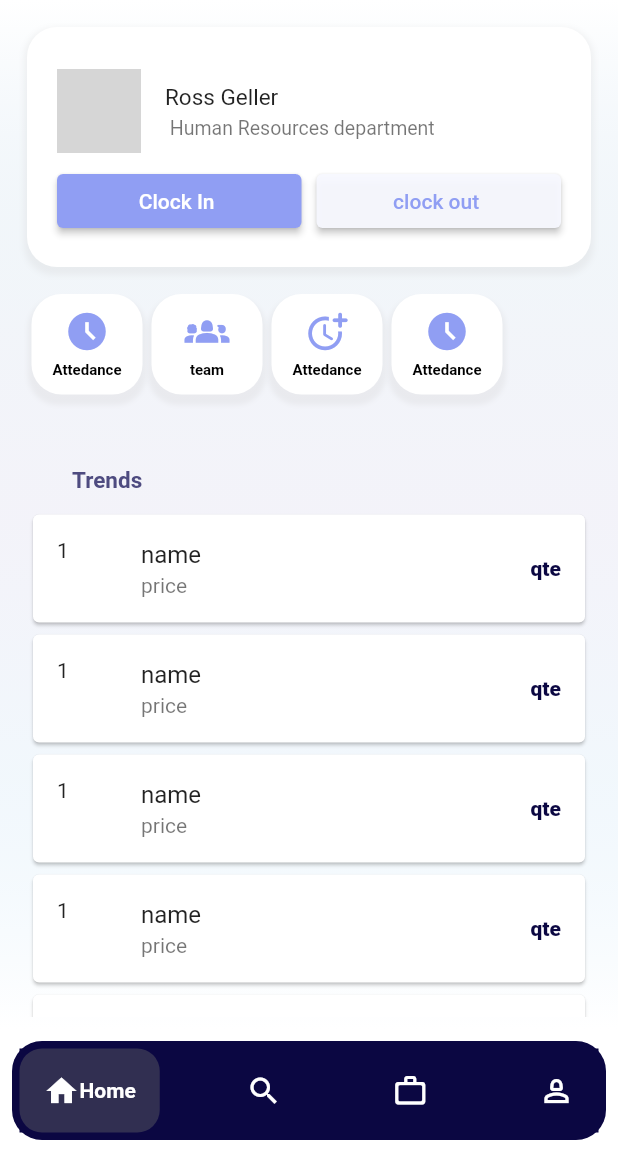
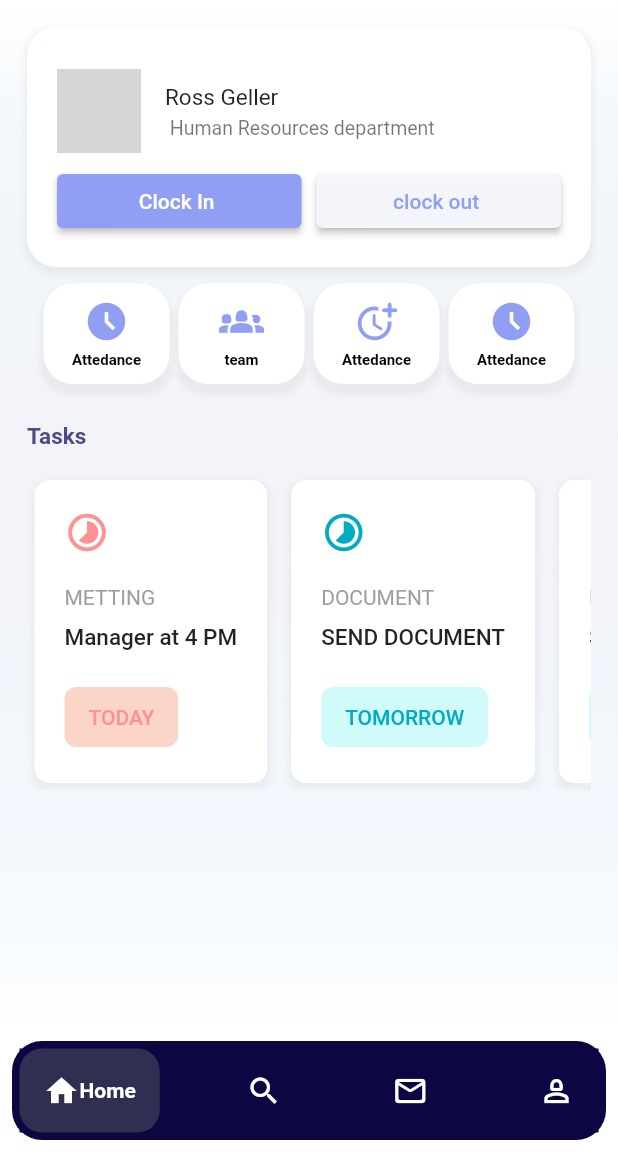
Before and after one commit to samarlarbi/Work_Corner, a Flutter app: the screen it shows after launch, on a phone screen of 412 x 824 dp, the part 84-1236 px from its top. Run offline on Flutter 3.47's test engine with Material 2 defaults, Android fonts, the phone set to English and light mode, and no system bars; drawn by our look-alikes of google_nav_bar; our stand-ins replace firebase_core; accounts and stored records are empty; grey boxes are pictures that could not be loaded.

```diff
--- a/lib/SmallButton.dart
+++ b/lib/SmallButton.dart
@@ -9,7 +9,8 @@ class SmallButton extends StatelessWidget {
 
   @override
   Widget build(BuildContext context) {
-    return Container(
+    return Expanded(
+      child: Container(
         margin: EdgeInsets.all(3),
         padding: EdgeInsets.all(5),
         decoration: BoxDecoration(
@@ -48,6 +49,7 @@ class SmallButton extends StatelessWidget {
                     fontWeight: FontWeight.w700),
               ),
             ])),
+      ),
     );
   }
 }
--- a/lib/main.dart
+++ b/lib/main.dart
@@ -1,10 +1,15 @@
+import 'package:firebase_core/firebase_core.dart';
 import 'package:flutter/material.dart';
+import 'package:flutter/rendering.dart';
 import 'package:google_nav_bar/google_nav_bar.dart';
 import 'package:work_corner/SmallButton.dart';
+import 'package:work_corner/taskwidget.dart';
 
 import 'ColorPalet.dart';
 
-void main() {
+void main() async {
+  WidgetsFlutterBinding.ensureInitialized();
+  await Firebase.initializeApp();
   runApp(const MyApp());
 }
 
@@ -89,7 +94,8 @@ class _MyHomePageState extends State<MyHomePage> {
           ),
           padding: const EdgeInsets.all(8.0),
           child: ListView(padding: EdgeInsets.all(10), children: [
-            Container(
+            Center(
+              child: Container(
                   //first container Ross
                   decoration: BoxDecoration(
                     boxShadow: [
@@ -131,8 +137,6 @@ class _MyHomePageState extends State<MyHomePage> {
                         ),
                       ),
                       Row(
-
-
                         mainAxisAlignment: MainAxisAlignment.center,
                         children: [
                           Expanded(
@@ -160,11 +164,11 @@ class _MyHomePageState extends State<MyHomePage> {
                       ),
                     ],
                   )),
-            Container(
-              margin: EdgeInsets.symmetric(vertical: 15, horizontal: 0),
-              child: SingleChildScrollView(
-                scrollDirection: Axis.horizontal,
-                child: Row(children: [
+            ),
+            Padding(
+              padding: const EdgeInsets.all(8.0),
+              child: Row(
+                children: [
                   SmallButton(
                       icon: Icons.access_time_filled, title: "Attedance"),
                   SmallButton(icon: Icons.groups_2, title: "team"),
@@ -172,108 +176,48 @@ class _MyHomePageState extends State<MyHomePage> {
                       icon: Icons.more_time_rounded, title: "Attedance"),
                   SmallButton(
                       icon: Icons.access_time_filled, title: "Attedance"),
-                ]),
+                ],
               ),
             ),
             Container(
-              padding: EdgeInsets.only(left: 30, top: 30),
-              child: Text("Trends",
+              padding: EdgeInsets.only(top: 15, bottom: 15),
+              child: Text("Tasks",
                   style: TextStyle(
                     color: ColorPalet().color2,
                     fontWeight: FontWeight.w700,
                     fontSize: 15.0,
                   )),
             ),
-            Container(
-
-              margin: EdgeInsets.only(top: 10),
-              decoration: BoxDecoration(
-                  borderRadius: BorderRadius.all(Radius.circular(10))),
-              height: 500,
-              child: ListView(
-                shrinkWrap: false,
+            SingleChildScrollView(
+              padding: EdgeInsets.symmetric(vertical: 5, horizontal: 5),
+              scrollDirection: Axis.horizontal,
+              child: Row(
                 children: [
-                Card(
-                    child: ListTile(
-                  leading: Text("1"),
-                  title: Text("name"),
-                  subtitle: Text("price"),
-                  trailing: Text("qte",
-                      style: TextStyle(
-                          color: ColorPalet().color1,
-                          fontWeight: FontWeight.w800)),
-                )),
-                Card(
-                    child: ListTile(
-                  leading: Text("1"),
-                  title: Text("name"),
-                  subtitle: Text("price"),
-                  trailing: Text("qte",
-                      style: TextStyle(
-                          color: ColorPalet().color1,
-                          fontWeight: FontWeight.w800)),
-                )),
-                Card(
-                    child: ListTile(
-                  leading: Text("1"),
-                  title: Text("name"),
-                  subtitle: Text("price"),
-                  trailing: Text("qte",
-                      style: TextStyle(
-                          color: ColorPalet().color1,
-                          fontWeight: FontWeight.w800)),
-                )),
-                Card(
-                    child: ListTile(
-                  leading: Text("1"),
-                  title: Text("name"),
-                  subtitle: Text("price"),
-                  trailing: Text("qte",
-                      style: TextStyle(
-                          color: ColorPalet().color1,
-                          fontWeight: FontWeight.w800)),
-                )),
-                Card(
-                    child: ListTile(
-                  leading: Text("1"),
-                  title: Text("name"),
-                  subtitle: Text("price"),
-                  trailing: Text("qte",
-                      style: TextStyle(
-                          color: ColorPalet().color1,
-                          fontWeight: FontWeight.w800)),
-                )),
-                Card(
-                    child: ListTile(
-                  leading: Text("1"),
-                  title: Text("name"),
-                  subtitle: Text("price"),
-                  trailing: Text("qte",
-                      style: TextStyle(
-                          color: ColorPalet().color1,
-                          fontWeight: FontWeight.w800)),
-                )),
-                Card(
-                    child: ListTile(
-                  leading: Text("1"),
-                  title: Text("name"),
-                  subtitle: Text("price"),
-                  trailing: Text("qte",
-                      style: TextStyle(
-                          color: ColorPalet().color1,
-                          fontWeight: FontWeight.w800)),
-                )),
-                Card(
-                    child: ListTile(
-                  leading: Text("1"),
-                  title: Text("name"),
-                  subtitle: Text("price"),
-                  trailing: Text("qte",
-                      style: TextStyle(
-                          color: ColorPalet().color1,
-                          fontWeight: FontWeight.w800)),
-                ))
-              ]),
+                  Task(
+                      iconColor: ColorPalet().color5,
+                      taskType: "METTING ",
+                      icon: Icons.timelapse_rounded,
+                      title: "Manager at 4 PM",
+                      buttontitle: "TODAY",
+                      buttonColor: const Color.fromARGB(255, 252, 213, 201)),
+                  Padding(padding: EdgeInsets.all(8)),
+                  Task(
+                      iconColor: ColorPalet().color6,
+                      taskType: "DOCUMENT ",
+                      icon: Icons.timelapse_rounded,
+                      title: "SEND DOCUMENT",
+                      buttontitle: "TOMORROW",
+                      buttonColor: const Color.fromARGB(255, 209, 250, 250)),
+                  Padding(padding: EdgeInsets.all(8)),
+                  Task(
+                      iconColor: ColorPalet().color6,
+                      taskType: "DOCUMENT ",
+                      icon: Icons.timelapse_rounded,
+                      title: "SEND DOCUMENT",
+                      buttontitle: "TOMORROW",
+                      buttonColor: const Color.fromARGB(255, 209, 250, 250))
+                ],
+              ),
             )
           ])),
       bottomNavigationBar: Container(
@@ -302,8 +246,8 @@ class _MyHomePageState extends State<MyHomePage> {
                     text: "Search",
                   ),
                   GButton(
-                    icon: Icons.work_outline_rounded,
-                    text: "DB",
+                    icon: Icons.mail_outline_rounded,
+                    text: "MESSAGES",
                   ),
                   GButton(
                     icon: Icons.person_2_outlined,
--- /dev/null
+++ b/lib/taskwidget.dart
@@ -0,0 +1,76 @@
+import 'package:flutter/material.dart';
+
+import 'ColorPalet.dart';
+
+class Task extends StatelessWidget {
+  final Color iconColor;
+  final Color buttonColor;
+  final String taskType;
+  final IconData icon;
+  final String title;
+  final String buttontitle;
+  const Task(
+      {super.key,
+      required this.iconColor,
+      required this.taskType,
+      required this.icon,
+      required this.title,
+      required this.buttontitle,
+      required this.buttonColor});
+
+  @override
+  Widget build(BuildContext context) {
+    return Container(
+
+      decoration: BoxDecoration(
+        color: Colors.white,
+        borderRadius: BorderRadius.circular(10),
+        boxShadow: [
+          BoxShadow(
+            color: Color.fromARGB(255, 195, 194, 194)
+                .withOpacity(0.2), // Shadow color
+            spreadRadius: 2,
+            blurRadius: 3,
+            offset: Offset(0, 3), // Shadow position
+          ),
+        ],
+      ),
+      padding: EdgeInsets.all(20),
+      child: Column(crossAxisAlignment: CrossAxisAlignment.start, children: [
+        Icon(
+          icon,
+          color: iconColor,
+          size: 30,
+        ),
+        Padding(padding: EdgeInsets.all(10)),
+        Text(
+          taskType,
+          style: TextStyle(color: Colors.grey),
+        ),
+        Padding(padding: EdgeInsets.all(5)),
+        Text(
+          title,
+          style: TextStyle(fontSize: 15, fontWeight: FontWeight.w500),
+        ),
+        Padding(padding: EdgeInsets.all(10)),
+        ElevatedButton(
+          style: ElevatedButton.styleFrom(
+            elevation: 0,
+            primary: buttonColor, // Background color
+            padding: EdgeInsets.symmetric(horizontal: 16, vertical: 12),
+            shape: RoundedRectangleBorder(
+              borderRadius: BorderRadius.circular(8), // Rounded corners
+            ),
+          ),
+          onPressed: () {
+            // Action to perform
+          },
+          child: Text(
+            buttontitle,
+            style: TextStyle(color: iconColor),
+          ),
+        )
+      ]),
+    );
+  }
+}
```
Also changed, not shown: pubspec.yaml (+7 -0 lines), pubspec.lock, 6 other files. Lines whose indentation alone changed are shown as unchanged.
